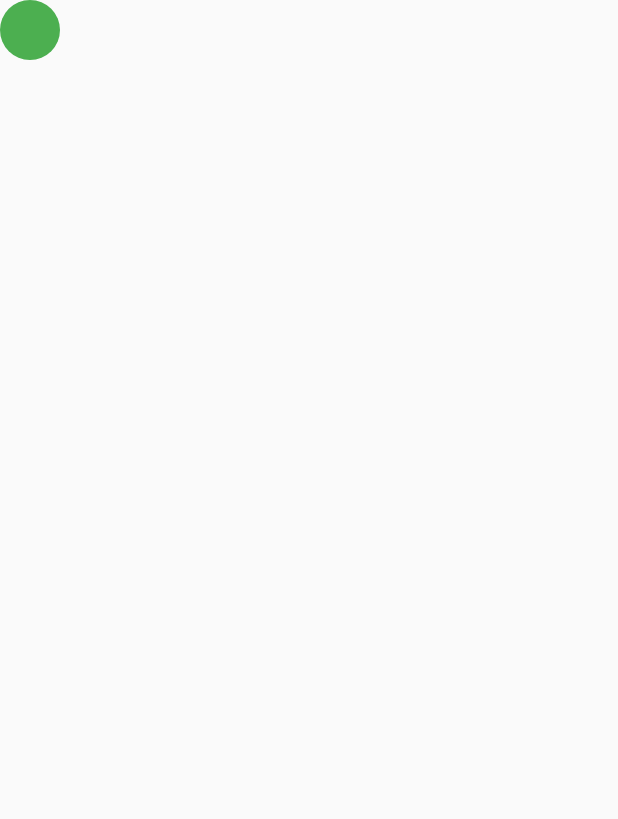
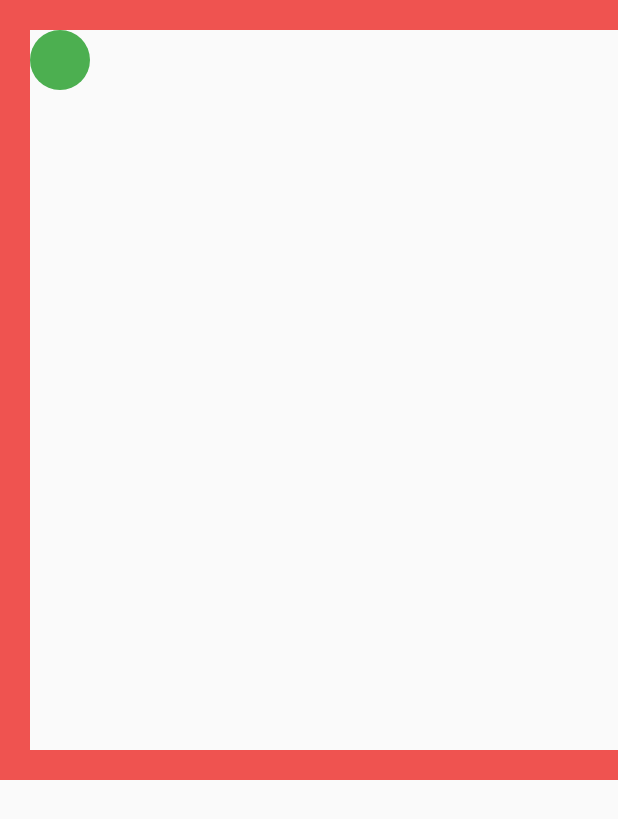
Before and after one commit to ssoumaille/synchronous_position_cercle, a Flutter app: the screen it shows after launch, on a phone screen of 412 x 824 dp. Shown: the top 819 px of the screen. Run offline on Flutter 3.47's test engine with Material 2 defaults, Android fonts, the light colour scheme and no system bars; our stand-ins replace cloud_firestore, firebase_core, flutter_riverpod, freezed_annotation, rxdart; accounts and stored records are empty; generated files the repository leaves out were written again.

Commit message:
circle movements in a box

```diff
--- a/lib/main.dart
+++ b/lib/main.dart
@@ -13,10 +13,10 @@ void main() async {
   await Firebase.initializeApp(options: DefaultFirebaseOptions.currentPlatform);
 
   FirebaseFirestore.instance.collection(Collection.position.name)
-      .doc(idCircle).set({"x" : 0, "y" : 0, "color": color});
+      .doc(idCircle).set({"x" : 20, "y" : 20, "color": color});
   final document  = await FirebaseFirestore.instance
       .collection(Collection.position.name)
-      .doc(idCircle).get() ;
+      .doc(idCircle).get();
   myCircle = Circle(id: idCircle, x: document.data()!['x'], y:document.data()!['y'], color:document.data()!['color']);
 
   throttler.throttleTime(const Duration(seconds: 1)).forEach((element) {
@@ -34,13 +34,13 @@ final randomColor = Color(color).withOpacity(1.0);
 
 // Throttler
 final throttler = PublishSubject<Function()>();
-Offset myThrottledOffset = Offset(0, 0);
+Offset myThrottledOffset = Offset(20, 20);
 
 // instantiate myCircle
-Circle myCircle = Circle(id: "0", x: 0, y: 0, color: 0);
+Circle myCircle = Circle(id: "0", x: 20, y: 20, color: 0);
 
 // Providers
-final offsetProvider = StateProvider<Offset>((ref) => Offset(0, 0));
+final offsetProvider = StateProvider<Offset>((ref) => Offset(20, 20));
 final firestoreSCircleProvider = StreamProvider<List<Circle>>((ref) => FirebaseFirestore.instance
     .collection(Collection.position.name).snapshots().map((event) {
     final rs = event.docs.where((ee) => ee.id != idCircle).map((e) {
@@ -54,7 +54,7 @@ final firestoreSCircleProvider = StreamProvider<List<Circle>>((ref) => FirebaseF
     return rs;
 }));
 
-final idCircle = '9999999';//'''${Random().nextInt(9999999)}';
+final idCircle = '123456788';//'''${Random().nextInt(9999999)}';
 
 class MyApp extends StatelessWidget {
   const MyApp({super.key});
@@ -93,18 +93,49 @@ class DragGame extends ConsumerWidget {
     final listCircle = ref.watch(firestoreSCircleProvider).value ?? [];
     return Stack(
           children: [
+            Positioned(
+              top: 0,
+              child: Container(
+                width: 520,
+                height: 20,
+                color: Colors.red.shade400,
+              ),
+            ),
+            Positioned(
+              left: 0,
+              child: Container(
+                width: 20,
+                height: 520,
+                color: Colors.red.shade400,
+              ),
+            ),
+            Positioned(
+              top: 500,
+              child: Container(
+                width: 520,
+                height: 20,
+                color: Colors.red.shade400,
+              ),
+            ),
+            Positioned(
+              left: 500,
+              child: Container(
+                width: 20,
+                height: 500,
+                color: Colors.red.shade400,
+              ),
+            ),
             for (Circle circle in listCircle)
-              OtherWidget(circle),
-
-            DraggableWidget(myCircle),
+              CirclesFromFirestore(circle),
+            MyDraggableCircle(myCircle),
           ],
     );
   }
 }
 
-class OtherWidget extends ConsumerWidget {
+class CirclesFromFirestore extends ConsumerWidget {
   final Circle circle;
-  const OtherWidget(this.circle, {Key? key}) : super(key: key);
+  const CirclesFromFirestore(this.circle, {Key? key}) : super(key: key);
 
   Widget _buildCircle(int color) {
     final _color = Color(color).withOpacity(0.8);
@@ -120,7 +151,7 @@ class OtherWidget extends ConsumerWidget {
 }
 
 Future<void> updatePositionFirestore() {
-  print("I'm throttled");
+  print("updating position in firestore document...");
   return FirebaseFirestore.instance.collection(Collection.position.name).doc(idCircle).update(
       {
         "x": myThrottledOffset.dx,
@@ -128,30 +159,43 @@ Future<void> updatePositionFirestore() {
       });
 }
 
-class DraggableWidget extends ConsumerWidget {
+class MyDraggableCircle extends ConsumerWidget {
   final Circle circle ;
-  const DraggableWidget(this.circle,  {Key? key}) : super(key: key);
+  const MyDraggableCircle(this.circle,  {Key? key}) : super(key: key);
 
-  Widget _buildCirle(Color color) => CircleAvatar(backgroundColor: color,);
+  Widget _buildCircle(Color color) => CircleAvatar(backgroundColor: color,);
+
+  Offset _limitingMovementToWindowOnly(Offset position) {
+    myThrottledOffset = position;
+    if (myThrottledOffset.dy > 460) {
+      myThrottledOffset = Offset(myThrottledOffset.dx, 460);
+    }
+    if (myThrottledOffset.dy < 20) {
+      myThrottledOffset = Offset(myThrottledOffset.dx, 20);
+    }
+    if (position.dx < 20) {
+      myThrottledOffset = Offset(20, myThrottledOffset.dy);
+    }
+    if (position.dx > 460) {
+      myThrottledOffset = Offset(460, myThrottledOffset.dy);
+    }
+    return myThrottledOffset;
+  }
 
   @override
   build(_, ref) => Positioned(
-      top:ref.watch(offsetProvider).dy ,
-      left:ref.watch(offsetProvider).dx ,
+      top: ref.watch(offsetProvider).dy,
+      left: ref.watch(offsetProvider).dx,
       child: Draggable(
-        feedback: _buildCirle(Colors.green),
+        feedback: _buildCircle(Color.fromRGBO(0, 0, 0, 0)),
+        childWhenDragging: _buildCircle(Colors.red.shade50),
         onDragUpdate: (details) {
-          myThrottledOffset = details.localPosition;
+          Offset position = _limitingMovementToWindowOnly(details.localPosition);
           throttler.add(updatePositionFirestore);
+          ref.read(offsetProvider.notifier).update((state) => position);
         },
-        onDraggableCanceled: (_,Offset offset){
-          ref.read(offsetProvider.notifier).update((state) => offset);
-          // FirebaseFirestore.instance.collection(Collection.position.name).doc(idCircle).update(
-          //     {
-          //       "x": offset.dx,
-          //       "y": offset.dy,
-          //     });
-        },
-        child: _buildCirle(Colors.green),
+        // onDraggableCanceled: (_,Offset offset){
+        // },
+        child: _buildCircle(Colors.green),
     ));
 }
```
